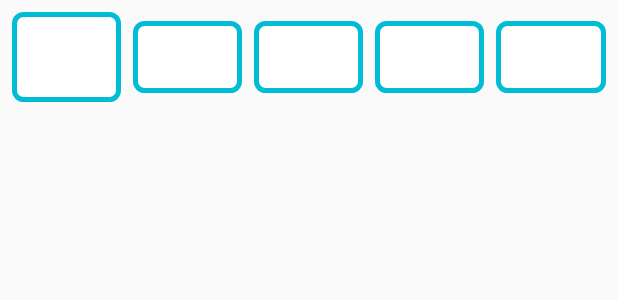
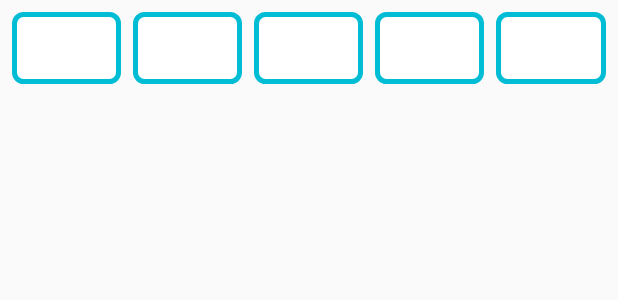
Before and after one commit to talhinski/wordleApp, an Android app: the layout wordle_row.xml on its own in the app's theme, with its tools: preview values and no code run, on a phone screen of 412 x 824 dp. Shown: the top 300 px of the screen. Run offline under Robolectric (Android 15) with nearby library versions, the phone set to English and light mode, and no system bars.

Commit message:
Adjust keyboard layout and modify word row height for improved UI consistency

```diff
--- a/app/src/main/res/layout/fragment_keyboard.xml
+++ b/app/src/main/res/layout/fragment_keyboard.xml
@@ -1,12 +1,10 @@
 <?xml version="1.0" encoding="utf-8"?>
 <layout xmlns:android="http://schemas.android.com/apk/res/android">
-
     <data>
         <variable
             name="viewModel"
             type="com.hinski.wordelapplication.viewmodel.GameViewModel" />
     </data>
-
     <LinearLayout
         android:layout_width="match_parent"
         android:layout_height="wrap_content"
--- a/app/src/main/res/layout/wordle_row.xml
+++ b/app/src/main/res/layout/wordle_row.xml
@@ -17,7 +17,7 @@
 
         <TextView
             android:layout_width="0dp"
-            android:layout_height="60dp"
+            android:layout_height="48dp"
             android:layout_margin="4dp"
             android:layout_weight="1"
             android:background="@drawable/wordle_cell"
```
